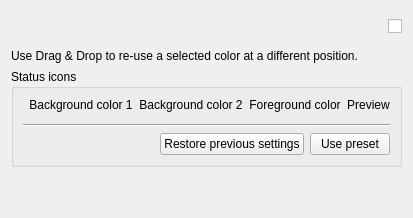
This is widgets/settings/iconsoptionpage.ui in Martchus/syncthingtray as Qt 5 draws it before an edit. The edited form follows.
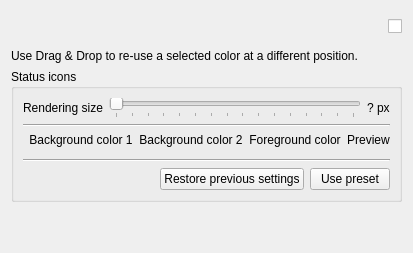
This is the edited form. Icons and pictures are not drawn.

Commit message:
Allow configuring rendering size of status icons
The default of 32 px should be fine in most cases and when the UI is scaled
it is also automatically scaled. However, if one has a tray area or Plasma
panel with extraordinarily big icons like latte-dock it might still be
required to render icons at a higher resolution. This is hard to determine
programmatically so I'm just adding a manual setting.

```diff
--- a/widgets/settings/iconsoptionpage.ui
+++ b/widgets/settings/iconsoptionpage.ui
@@ -46,6 +46,69 @@
       <string>Status icons</string>
      </property>
      <layout class="QVBoxLayout" name="verticalLayout_2">
+      <item>
+       <layout class="QFormLayout" name="formLayout">
+        <item row="0" column="0">
+         <widget class="QLabel" name="label">
+          <property name="toolTip">
+           <string>Increase the rendering size if you're using a tray area with extraordinarily big icons.</string>
+          </property>
+          <property name="text">
+           <string>Rendering size</string>
+          </property>
+         </widget>
+        </item>
+        <item row="0" column="1">
+         <layout class="QHBoxLayout" name="horizontalLayout_3">
+          <item>
+           <widget class="QSlider" name="renderingSizeSlider">
+            <property name="minimum">
+             <number>16</number>
+            </property>
+            <property name="maximum">
+             <number>256</number>
+            </property>
+            <property name="singleStep">
+             <number>16</number>
+            </property>
+            <property name="pageStep">
+             <number>16</number>
+            </property>
+            <property name="value">
+             <number>32</number>
+            </property>
+            <property name="sliderPosition">
+             <number>16</number>
+            </property>
+            <property name="tracking">
+             <bool>false</bool>
+            </property>
+            <property name="orientation">
+             <enum>Qt::Horizontal</enum>
+            </property>
+            <property name="tickPosition">
+             <enum>QSlider::TicksBelow</enum>
+            </property>
+           </widget>
+          </item>
+          <item>
+           <widget class="QLabel" name="renderingSizeLabel">
+            <property name="text">
+             <string>? px</string>
+            </property>
+           </widget>
+          </item>
+         </layout>
+        </item>
+       </layout>
+      </item>
+      <item>
+       <widget class="Line" name="line1">
+        <property name="orientation">
+         <enum>Qt::Horizontal</enum>
+        </property>
+       </widget>
+      </item>
       <item>
        <layout class="QGridLayout" name="gridLayout">
         <item row="0" column="1">
```
Left out of the diff: 2 changed lines with no effect on the pictures. The commit also changes 8 other files.
